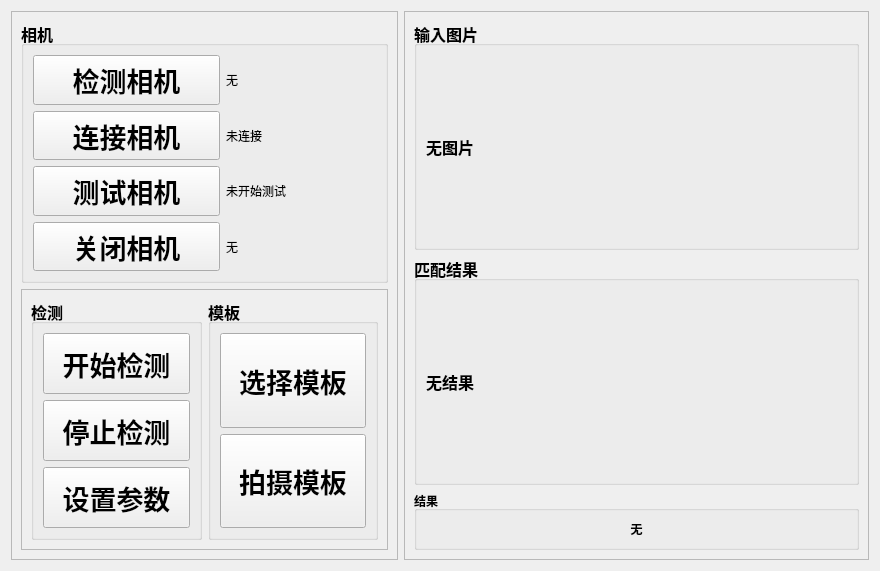
First picture: the form in QtApp/MainWidget.ui, repository youngblood1998/helmet_detect, before the edit.
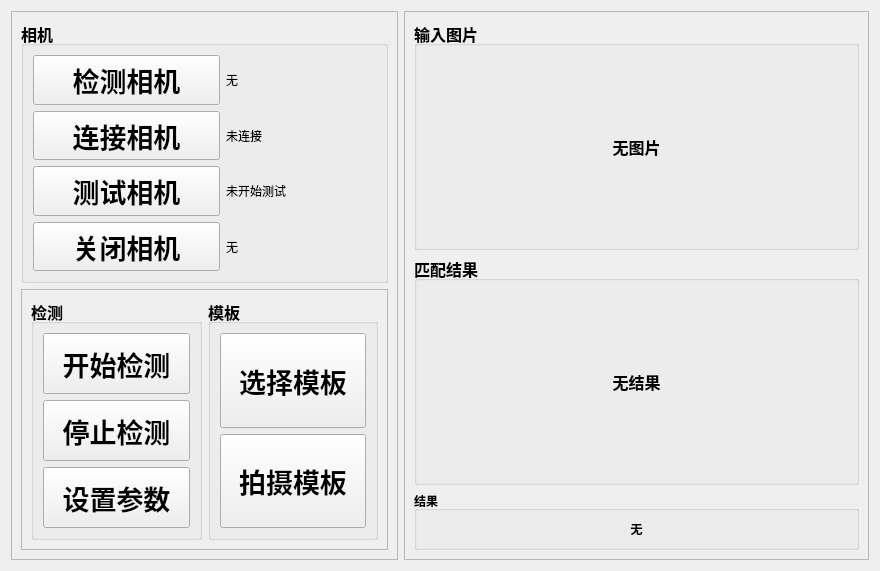
Second picture: the form after the edit.

Diff of the .ui file:
```diff
--- a/QtApp/MainWidget.ui
+++ b/QtApp/MainWidget.ui
@@ -354,6 +354,9 @@
              <property name="text">
               <string>无图片</string>
              </property>
+             <property name="alignment">
+              <set>Qt::AlignCenter</set>
+             </property>
             </widget>
            </item>
           </layout>
@@ -381,6 +384,9 @@
              <property name="text">
               <string>无结果</string>
              </property>
+             <property name="alignment">
+              <set>Qt::AlignCenter</set>
+             </property>
             </widget>
            </item>
           </layout>
```
